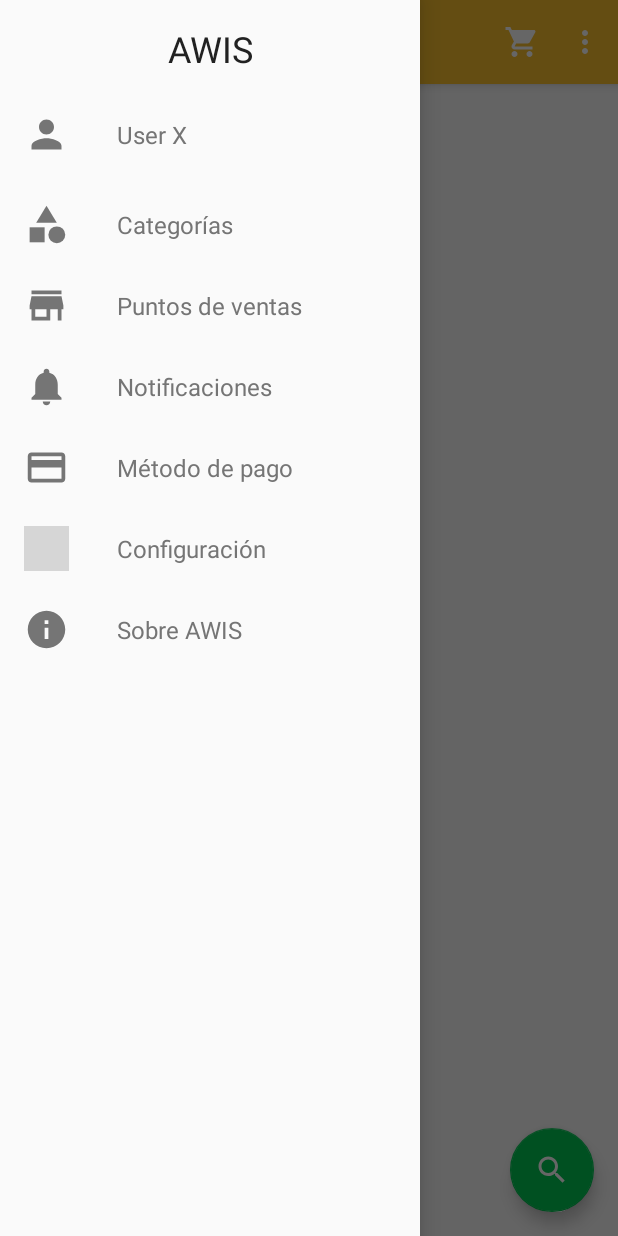
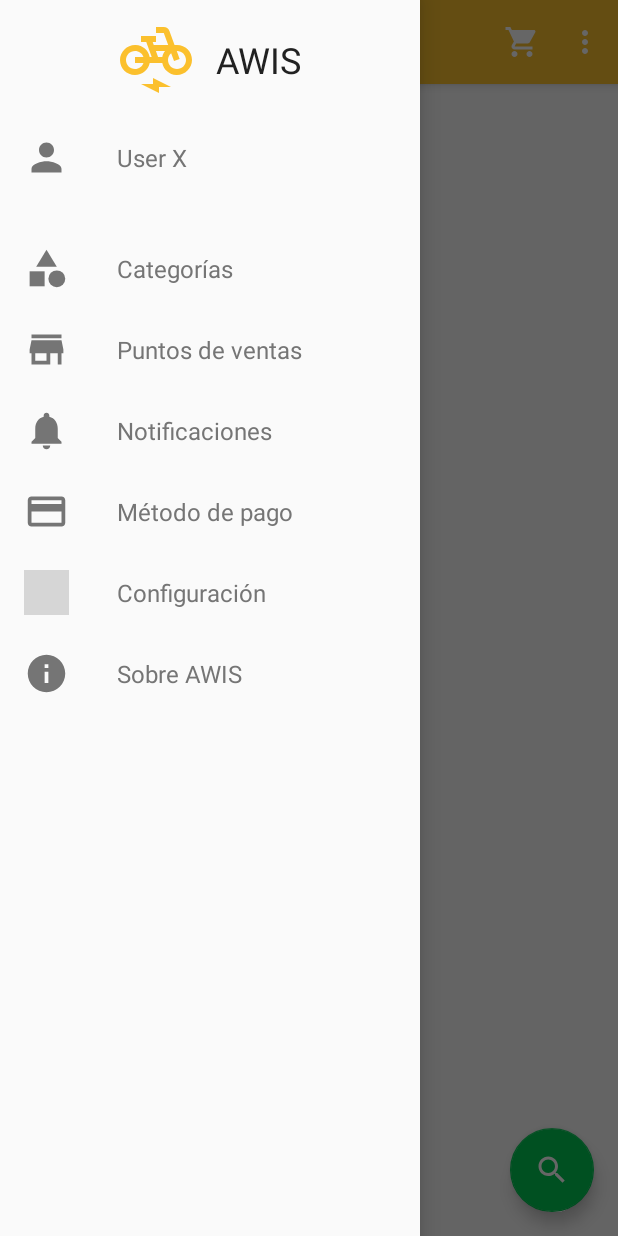
Before and after one commit to tobiasbriones/cp-unah-mm543-awis, an Android app: the screen it shows after launch (MainActivity), with the side drawer open, on a phone screen of 412 x 824 dp. Run offline under Robolectric (Android 15) with nearby library versions, the phone set to English and light mode, and no system bars; grey boxes are pictures that could not be loaded.

Commit message:
Navigation style enhanced

```diff
--- a/app/src/main/res/layout/fragment_nav_drawer.xml
+++ b/app/src/main/res/layout/fragment_nav_drawer.xml
@@ -17,13 +17,15 @@
         android:layout_width="wrap_content"
         android:layout_height="wrap_content"
         android:layout_marginTop="16dp"
-        android:gravity="left"
+        android:gravity="center"
         android:paddingLeft="20dp"
         android:paddingRight="20dp"
         android:paddingBottom="16dp"
         android:text="@string/app_name"
         android:textColor="@color/primaryText"
         android:textSize="24sp"
+        android:drawableStart="@drawable/ic_launcher"
+        android:drawablePadding="@dimen/spacing_16"
         app:layout_constraintEnd_toEndOf="parent"
         app:layout_constraintLeft_toLeftOf="parent"
         app:layout_constraintRight_toRightOf="parent"
@@ -34,9 +36,12 @@
         android:id="@+id/user"
         android:layout_width="match_parent"
         android:layout_height="wrap_content"
-        android:layout_marginBottom="@dimen/spacing_32"
+        android:layout_marginBottom="24dp"
         android:background="?android:attr/selectableItemBackground"
         android:clickable="true"
+        app:layout_constraintBottom_toTopOf="@+id/items_recycler"
+        app:layout_constraintEnd_toEndOf="parent"
+        app:layout_constraintStart_toStartOf="parent"
         app:layout_constraintTop_toBottomOf="@id/header"
         tools:ignore="MissingConstraints">
 
@@ -45,7 +50,6 @@
             android:layout_width="@dimen/spacing_30"
             android:layout_height="@dimen/spacing_30"
             android:layout_marginStart="@dimen/nav_drawer_horizontal_margin"
-            android:layout_marginLeft="@dimen/nav_drawer_horizontal_margin"
             android:layout_marginTop="@dimen/spacing_10"
             android:layout_marginBottom="@dimen/spacing_10"
             android:background="@drawable/ic_baseline_person_24"
@@ -59,7 +63,6 @@
             android:layout_height="wrap_content"
             android:layout_gravity="center_vertical"
             android:layout_marginStart="32dp"
-            android:layout_marginLeft="32dp"
             android:ellipsize="end"
             android:textColor="@color/secondaryText"
             android:textSize="16sp"
@@ -73,9 +76,9 @@
         android:id="@+id/items_recycler"
         android:layout_width="match_parent"
         android:layout_height="0dp"
-        android:layout_marginTop="10dp"
         android:clipToPadding="false"
-        app:layout_constraintTop_toBottomOf="@id/user"
+        app:layout_constraintBottom_toBottomOf="parent"
+        app:layout_constraintTop_toBottomOf="@+id/user"
         tools:layout_editor_absoluteX="0dp" />
 
 </androidx.constraintlayout.widget.ConstraintLayout>
```
